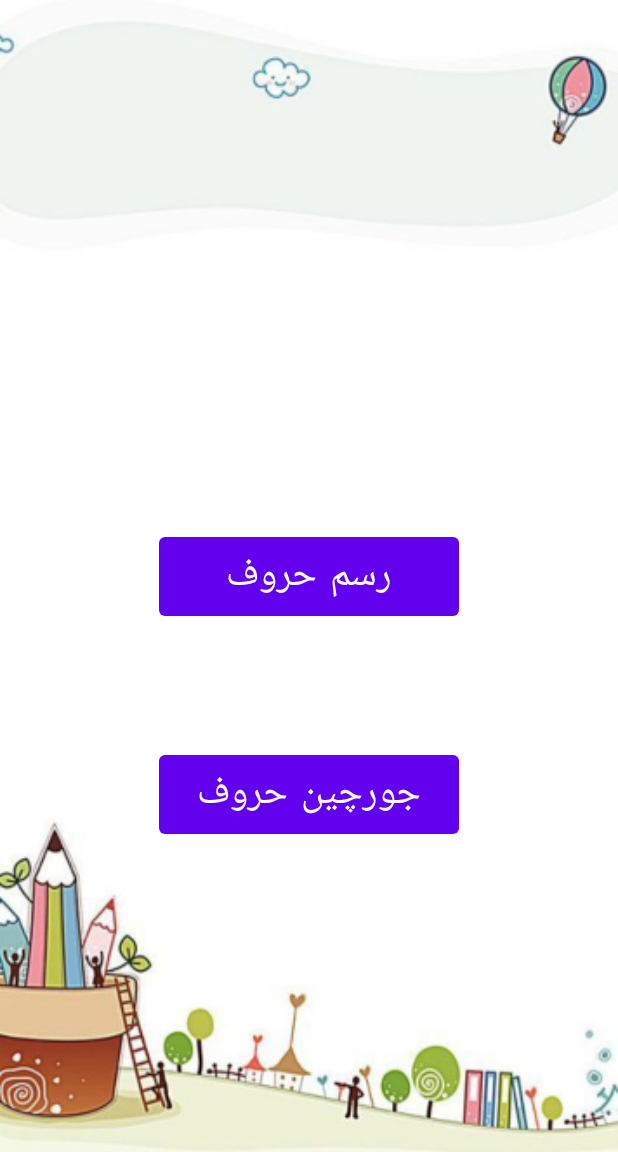
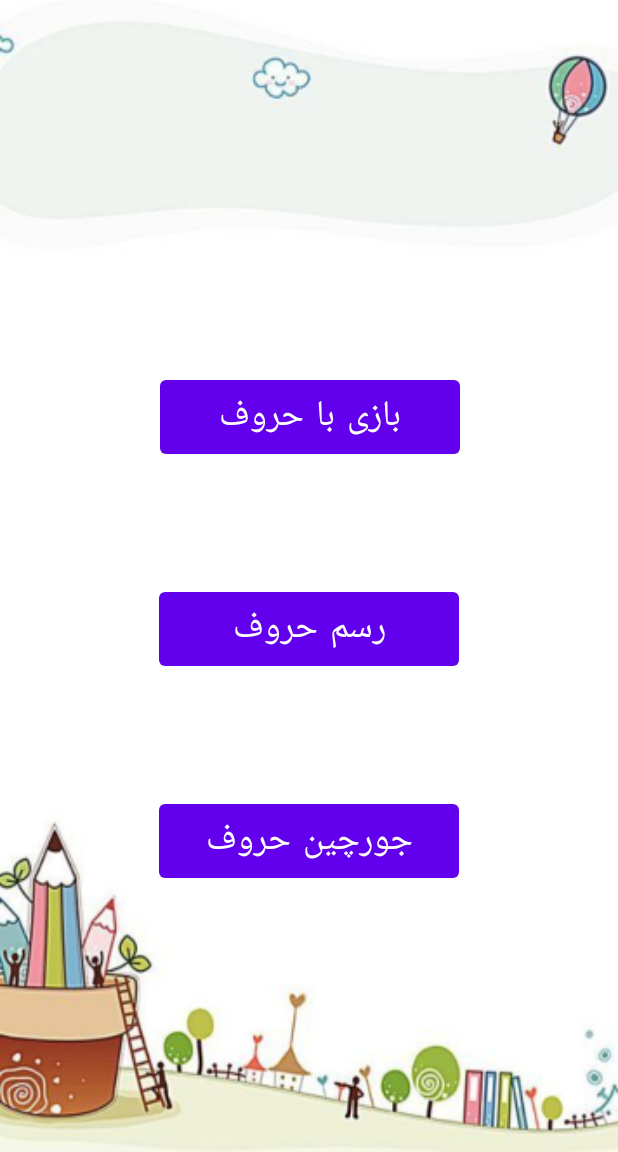
Before and after one commit to MasoudRabiee/FA-AlphabetLearning, an Android app: the screen it shows after launch (MainActivity), on a phone screen of 412 x 824 dp, the part 84-1236 px from its top. Run offline under Robolectric (Android 15) with nearby library versions, the phone set to English and light mode, and no system bars.

Commit message:
Add new Button in activity_main.xml

```diff
--- a/app/src/main/res/layout/activity_main.xml
+++ b/app/src/main/res/layout/activity_main.xml
@@ -9,28 +9,41 @@
 
 
     <Button
+        android:id="@+id/btn_game"
+        android:layout_width="200dp"
+        android:layout_height="wrap_content"
+        android:text="@string/game_with_words"
+        android:textSize="24sp"
+        app:layout_constraintBottom_toBottomOf="parent"
+        app:layout_constraintEnd_toEndOf="parent"
+        app:layout_constraintHorizontal_bias="0.502"
+        app:layout_constraintStart_toStartOf="parent"
+        app:layout_constraintTop_toTopOf="parent"
+        app:layout_constraintVertical_bias="0.35000002" />
+
+    <Button
         android:id="@+id/btn_drawLetter"
         android:layout_width="200dp"
         android:layout_height="wrap_content"
         android:text="@string/rasm_horof"
-        android:textSize="26sp"
+        android:textSize="24sp"
         app:layout_constraintBottom_toBottomOf="parent"
         app:layout_constraintEnd_toEndOf="parent"
         app:layout_constraintStart_toStartOf="parent"
-        app:layout_constraintTop_toTopOf="parent" />
+        app:layout_constraintTop_toTopOf="parent"
+        app:layout_constraintVertical_bias="0.55" />
 
     <Button
         android:id="@+id/btn_puzzle"
         android:layout_width="200dp"
         android:layout_height="wrap_content"
         android:text="@string/jor_chin_horof"
-        android:textSize="26sp"
+        android:textSize="24sp"
         app:layout_constraintBottom_toBottomOf="parent"
         app:layout_constraintEnd_toEndOf="parent"
-        app:layout_constraintHorizontal_bias="0.5"
         app:layout_constraintStart_toStartOf="parent"
-        app:layout_constraintTop_toBottomOf="@+id/btn_drawLetter"
-        app:layout_constraintVertical_bias="0.281" />
+        app:layout_constraintTop_toTopOf="parent"
+        app:layout_constraintVertical_bias="0.75" />
 
 
 </androidx.constraintlayout.widget.ConstraintLayout>
--- a/app/src/main/res/values/strings.xml
+++ b/app/src/main/res/values/strings.xml
@@ -6,4 +6,5 @@
     <string name="back">بازگشت</string>
     <string name="retry">دوباره</string>
     <string name="jor_chin_horof">جورچین حروف</string>
+    <string name="game_with_words">بازی با حروف</string>
 </resources>
```
